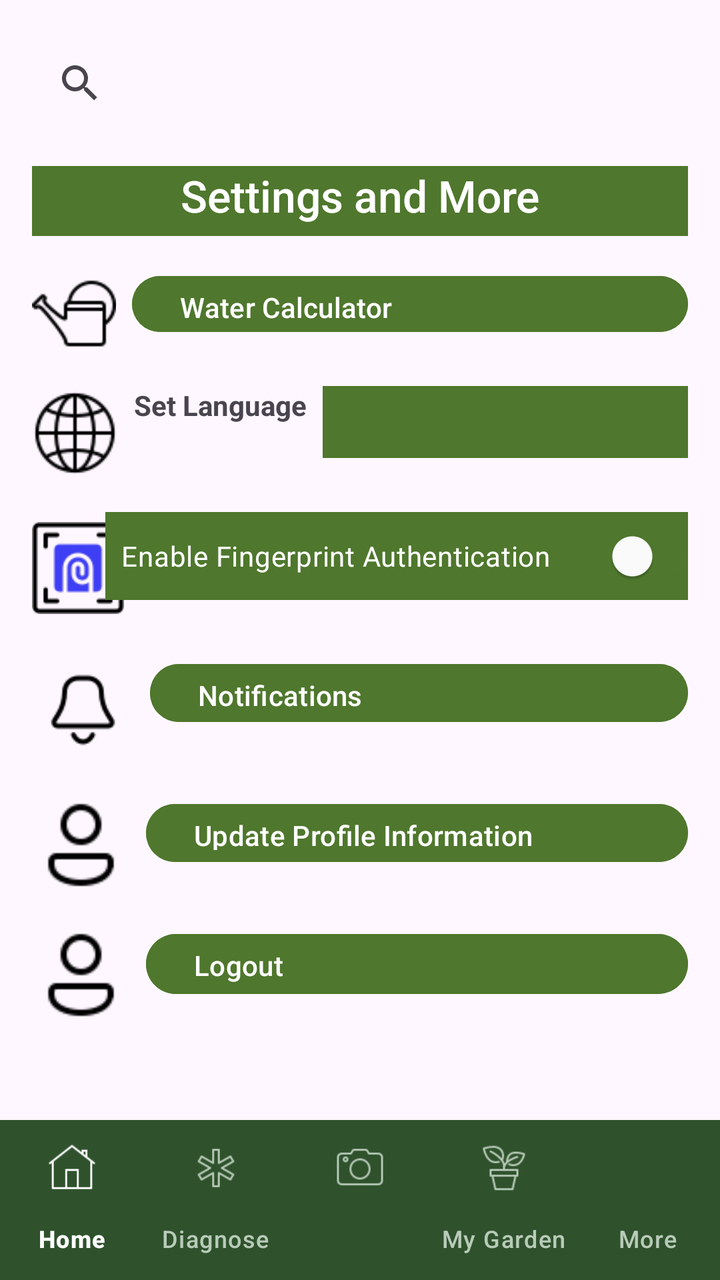
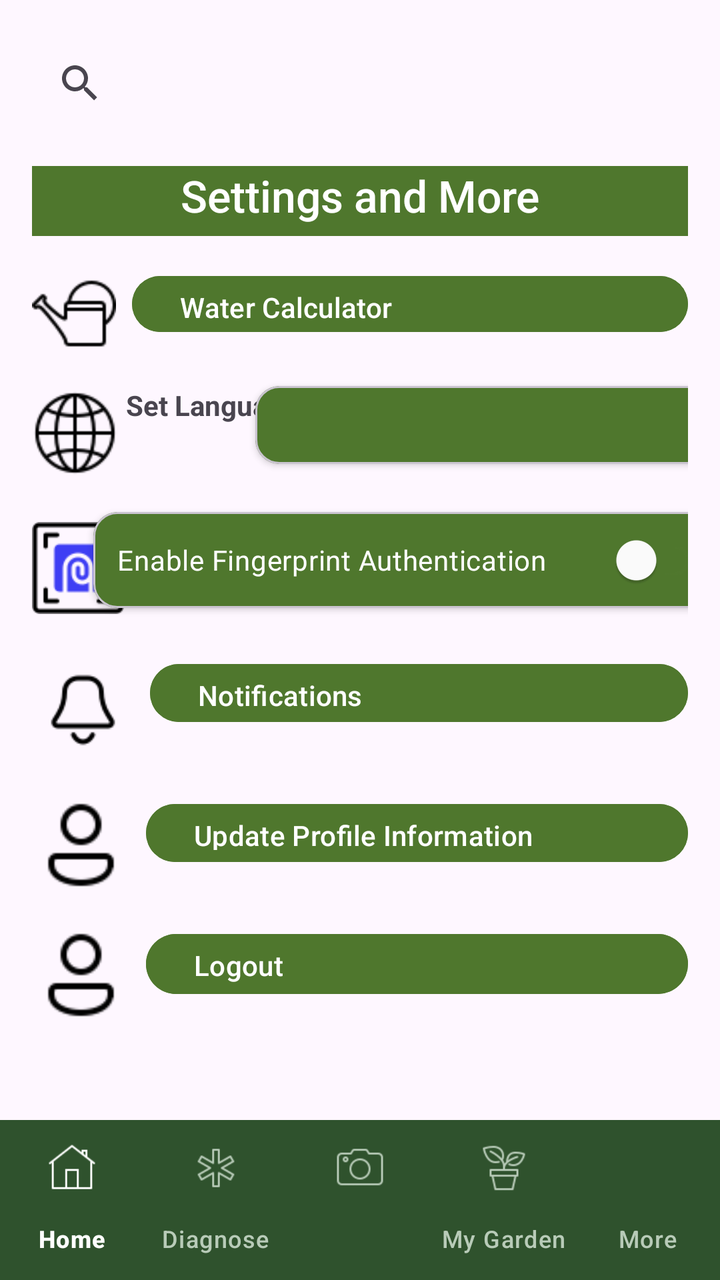

An Android layout rendered at two revisions. The XML below is the earlier revision; the diff shows what the commit changed to produce the second picture.
<!-- AndroidManifest.xml: application theme Theme.PocketGarden -->
<!-- res/layout/fragment_settings_page.xml -->
<?xml version="1.0" encoding="utf-8"?>
<androidx.constraintlayout.widget.ConstraintLayout
    xmlns:android="http://schemas.android.com/apk/res/android"
    xmlns:app="http://schemas.android.com/apk/res-auto"
    xmlns:tools="http://schemas.android.com/tools"
    android:layout_width="match_parent"
    android:layout_height="match_parent"
    tools:context=".SettingsPageFragment">

    <ScrollView
        android:layout_width="0dp"
        android:layout_height="0dp"
        android:fillViewport="true"
        app:layout_constraintBottom_toTopOf="@+id/bottomNavigationView"
        app:layout_constraintEnd_toEndOf="parent"
        app:layout_constraintStart_toStartOf="parent"
        app:layout_constraintTop_toTopOf="parent">

        <androidx.constraintlayout.widget.ConstraintLayout
            android:layout_width="match_parent"
            android:layout_height="wrap_content"
            android:padding="16dp">

        
        <SearchView
            android:id="@+id/searchView4"
            android:layout_width="0dp"
            android:layout_height="51dp"
            app:layout_constraintStart_toStartOf="parent"
            app:layout_constraintEnd_toEndOf="parent"
            app:layout_constraintTop_toTopOf="parent" />

        
        <TextView
            android:id="@+id/textView51"
            android:layout_width="0dp"
            android:layout_height="35dp"
            android:layout_marginTop="16dp"
            android:background="#4F772D"
            android:fontFamily="sans-serif-medium"
            android:text="@string/settings_header"
            android:textAlignment="center"
            android:textAppearance="@style/TextAppearance.AppCompat.Large"
            android:textColor="#FFFFFF"
            app:layout_constraintStart_toStartOf="parent"
            app:layout_constraintEnd_toEndOf="parent"
            app:layout_constraintTop_toBottomOf="@id/searchView4" />

        
        <ImageView
            android:id="@+id/imageView22"
            android:layout_width="42dp"
            android:layout_height="43dp"
            android:layout_marginTop="16dp"
            android:src="@drawable/icons8_watering_can_50"
            app:layout_constraintStart_toStartOf="parent"
            app:layout_constraintTop_toBottomOf="@id/textView51" />

        <Button
            android:id="@+id/button20"
            android:layout_width="0dp"
            android:layout_height="36dp"
            android:layout_marginStart="8dp"
            android:backgroundTint="#4F772D"
            android:text="@string/water_calculator"
            android:textAlignment="viewStart"
            app:layout_constraintStart_toEndOf="@id/imageView22"
            app:layout_constraintEnd_toEndOf="parent"
            app:layout_constraintTop_toTopOf="@id/imageView22" />

        
        <ImageView
            android:id="@+id/imageView23"
            android:layout_width="43dp"
            android:layout_height="47dp"
            android:layout_marginTop="16dp"
            android:src="@drawable/icons8_global_50"
            app:layout_constraintStart_toStartOf="parent"
            app:layout_constraintTop_toBottomOf="@id/imageView22" />

        <TextView
            android:id="@+id/textView52"
            android:layout_width="wrap_content"
            android:layout_height="wrap_content"
            android:layout_marginStart="8dp"
            android:text="@string/set_language"
            android:textStyle="bold"
            app:layout_constraintStart_toEndOf="@id/imageView23"
            app:layout_constraintTop_toTopOf="@id/imageView23" />

        <Spinner
            android:id="@+id/spinner"
            android:layout_width="0dp"
            android:layout_height="36dp"
            android:layout_marginStart="8dp"
            android:background="#4F772D"
            app:layout_constraintStart_toEndOf="@id/textView52"
            app:layout_constraintEnd_toEndOf="parent"
            app:layout_constraintTop_toTopOf="@id/textView52" />

        
        <ImageView
            android:id="@+id/imageView24"
            android:layout_width="46dp"
            android:layout_height="56dp"
            android:layout_marginTop="16dp"
            android:src="@drawable/icons8_biometric_64"
            app:layout_constraintStart_toStartOf="parent"
            app:layout_constraintTop_toBottomOf="@id/imageView23" />

            <com.google.android.material.switchmaterial.SwitchMaterial
                android:id="@+id/switchFingerprint"
                android:layout_width="301dp"
                android:layout_height="44dp"
                android:background="#4F772D"
                android:padding="8dp"
                android:radius="8dp"
                android:text="@string/enable_fingerprint"
                android:textColor="#FFFFFF"
                app:layout_constraintEnd_toEndOf="parent"
                app:layout_constraintStart_toEndOf="@id/imageView24"
                app:layout_constraintTop_toTopOf="@id/imageView24"
                app:thumbTint="@color/white"
                app:trackTint="@color/green" />


            
        <ImageView
            android:id="@+id/imageView25"
            android:layout_width="51dp"
            android:layout_height="54dp"
            android:layout_marginTop="16dp"
            android:src="@drawable/icons8_notifications_64"
            app:layout_constraintStart_toStartOf="parent"
            app:layout_constraintTop_toBottomOf="@id/imageView24" />

        <Button
            android:id="@+id/button22"
            android:layout_width="0dp"
            android:layout_height="37dp"
            android:layout_marginStart="8dp"
            android:backgroundTint="#4F772D"
            android:text="@string/notifications"
            android:textAlignment="viewStart"
            app:layout_constraintStart_toEndOf="@id/imageView25"
            app:layout_constraintEnd_toEndOf="parent"
            app:layout_constraintTop_toTopOf="@id/imageView25" />

        
        <ImageView
            android:id="@+id/imageView27"
            android:layout_width="49dp"
            android:layout_height="49dp"
            android:layout_marginTop="16dp"
            android:src="@drawable/icons8_user_48"
            app:layout_constraintStart_toStartOf="parent"
            app:layout_constraintTop_toBottomOf="@id/imageView25" />

        <Button
            android:id="@+id/button24"
            android:layout_width="0dp"
            android:layout_height="37dp"
            android:layout_marginStart="8dp"
            android:backgroundTint="#4F772D"
            android:text="@string/update_profile_information"
            android:textAlignment="viewStart"
            app:layout_constraintStart_toEndOf="@id/imageView27"
            app:layout_constraintEnd_toEndOf="parent"
            app:layout_constraintTop_toTopOf="@id/imageView27" />

        
        <ImageView
            android:id="@+id/imageViewLogout"
            android:layout_width="49dp"
            android:layout_height="49dp"
            android:layout_marginTop="16dp"
            android:src="@drawable/icons8_user_48"
            app:layout_constraintStart_toStartOf="parent"
            app:layout_constraintTop_toBottomOf="@id/imageView27" />

        <Button
            android:id="@+id/Logoutbtn"
            android:layout_width="0dp"
            android:layout_height="38dp"
            android:layout_marginStart="8dp"
            android:backgroundTint="#4F772D"
            android:text="@string/logout"
            android:textAlignment="viewStart"
            app:layout_constraintStart_toEndOf="@id/imageViewLogout"
            app:layout_constraintEnd_toEndOf="parent"
            app:layout_constraintTop_toTopOf="@id/imageViewLogout" />

        </androidx.constraintlayout.widget.ConstraintLayout>
    </ScrollView>

    <com.google.android.material.bottomnavigation.BottomNavigationView
        android:id="@+id/bottomNavigationView"
        android:layout_width="0dp"
        android:layout_height="wrap_content"
        android:background="#2F522D"
        app:itemIconTint="@color/nav_item_colors"
        app:itemTextColor="@color/nav_item_colors"
        app:labelVisibilityMode="labeled"
        app:menu="@menu/bottom_nav_menu"
        app:layout_constraintBottom_toBottomOf="parent"
        app:layout_constraintEnd_toEndOf="parent"
        app:layout_constraintStart_toStartOf="parent" />
</androidx.constraintlayout.widget.ConstraintLayout>
<!-- resources referenced by this layout -->
<resources>
  <color name="green">#4F772D</color>
  <color name="white">#FFFFFFFF</color>
  <!-- drawable icons8_biometric_64: png bitmap (drawable, 1065 bytes) -->
  <!-- drawable icons8_global_50: png bitmap (drawable, 1409 bytes) -->
  <!-- drawable icons8_notifications_64: png bitmap (drawable, 788 bytes) -->
  <!-- drawable icons8_user_48: png bitmap (drawable, 679 bytes) -->
  <!-- drawable icons8_watering_can_50: png bitmap (drawable, 907 bytes) -->
  <string name="enable_fingerprint">Enable Fingerprint Authentication</string>
  <string name="logout">Logout</string>
  <string name="notifications">Notifications</string>
  <string name="set_language">Set Language</string>
  <string name="settings_header">Settings and More</string>
  <string name="update_profile_information">Update Profile Information</string>
  <string name="water_calculator">Water Calculator</string>
  <style name="Theme.PocketGarden" parent="Base.Theme.PocketGarden" />
  <style name="Base.Theme.PocketGarden" parent="Theme.Material3.DayNight.NoActionBar">
          
          
      </style>
</resources>

<!-- the commit's change to res/layout/fragment_settings_page.xml (unified diff, before → after) -->
@@ -68,61 +68,78 @@
             app:layout_constraintEnd_toEndOf="parent"
             app:layout_constraintTop_toTopOf="@id/imageView22" />
 
-        
-        <ImageView
-            android:id="@+id/imageView23"
-            android:layout_width="43dp"
-            android:layout_height="47dp"
-            android:layout_marginTop="16dp"
-            android:src="@drawable/icons8_global_50"
-            app:layout_constraintStart_toStartOf="parent"
-            app:layout_constraintTop_toBottomOf="@id/imageView22" />
-
-        <TextView
-            android:id="@+id/textView52"
-            android:layout_width="wrap_content"
-            android:layout_height="wrap_content"
-            android:layout_marginStart="8dp"
-            android:text="@string/set_language"
-            android:textStyle="bold"
-            app:layout_constraintStart_toEndOf="@id/imageView23"
-            app:layout_constraintTop_toTopOf="@id/imageView23" />
-
-        <Spinner
-            android:id="@+id/spinner"
-            android:layout_width="0dp"
-            android:layout_height="36dp"
-            android:layout_marginStart="8dp"
-            android:background="#4F772D"
-            app:layout_constraintStart_toEndOf="@id/textView52"
-            app:layout_constraintEnd_toEndOf="parent"
-            app:layout_constraintTop_toTopOf="@id/textView52" />
-
-        
-        <ImageView
-            android:id="@+id/imageView24"
-            android:layout_width="46dp"
-            android:layout_height="56dp"
-            android:layout_marginTop="16dp"
-            android:src="@drawable/icons8_biometric_64"
-            app:layout_constraintStart_toStartOf="parent"
-            app:layout_constraintTop_toBottomOf="@id/imageView23" />
-
-            <com.google.android.material.switchmaterial.SwitchMaterial
-                android:id="@+id/switchFingerprint"
-                android:layout_width="301dp"
-                android:layout_height="44dp"
-                android:background="#4F772D"
-                android:padding="8dp"
-                android:radius="8dp"
-                android:text="@string/enable_fingerprint"
-                android:textColor="#FFFFFF"
+            
+            <ImageView
+                android:id="@+id/imageView23"
+                android:layout_width="43dp"
+                android:layout_height="47dp"
+                android:layout_marginTop="16dp"
+                android:src="@drawable/icons8_global_50"
+                app:layout_constraintStart_toStartOf="parent"
+                app:layout_constraintTop_toBottomOf="@id/imageView22" />
+
+            <TextView
+                android:id="@+id/textView52"
+                android:layout_width="wrap_content"
+                android:layout_height="wrap_content"
+                android:layout_marginStart="4dp"
+                android:text="@string/set_language"
+                android:textStyle="bold"
+                app:layout_constraintStart_toEndOf="@id/imageView23"
+                app:layout_constraintTop_toTopOf="@id/imageView23" />
+
+            <com.google.android.material.card.MaterialCardView
+                android:layout_width="238dp"
+                android:layout_height="39dp"
+                app:cardBackgroundColor="#4F772D"
+                app:cardCornerRadius="12dp"
+                app:cardElevation="2dp"
+                app:layout_constraintEnd_toEndOf="parent"
+                app:layout_constraintStart_toEndOf="@id/textView52"
+                app:layout_constraintTop_toTopOf="@id/textView52">
+
+                <Spinner
+                    android:id="@+id/spinner"
+                    android:layout_width="match_parent"
+                    android:layout_height="match_parent"
+                    android:background="@android:color/transparent"
+                    android:dropDownWidth="match_parent"
+                    android:paddingStart="12dp"
+                    android:paddingEnd="12dp"
+                    android:spinnerMode="dropdown" />
+            </com.google.android.material.card.MaterialCardView>
+
+            
+            <ImageView
+                android:id="@+id/imageView24"
+                android:layout_width="46dp"
+                android:layout_height="56dp"
+                android:layout_marginTop="16dp"
+                android:src="@drawable/icons8_biometric_64"
+                app:layout_constraintStart_toStartOf="parent"
+                app:layout_constraintTop_toBottomOf="@id/imageView23" />
+
+            <com.google.android.material.card.MaterialCardView
+                android:layout_width="313dp"
+                android:layout_height="48dp"
+                app:cardBackgroundColor="#4F772D"
+                app:cardCornerRadius="12dp"
+                app:cardElevation="2dp"
                 app:layout_constraintEnd_toEndOf="parent"
                 app:layout_constraintStart_toEndOf="@id/imageView24"
-                app:layout_constraintTop_toTopOf="@id/imageView24"
-                app:thumbTint="@color/white"
-                app:trackTint="@color/green" />
-
+                app:layout_constraintTop_toTopOf="@id/imageView24">
+
+                <com.google.android.material.switchmaterial.SwitchMaterial
+                    android:id="@+id/switchFingerprint"
+                    android:layout_width="match_parent"
+                    android:layout_height="match_parent"
+                    android:paddingStart="12dp"
+                    android:paddingEnd="12dp"
+                    android:text="@string/enable_fingerprint"
+                    android:textColor="#FFFFFF"
+                    app:thumbTint="@color/white"
+                    app:trackTint="@color/green" />
+            </com.google.android.material.card.MaterialCardView>
 
             
         <ImageView
